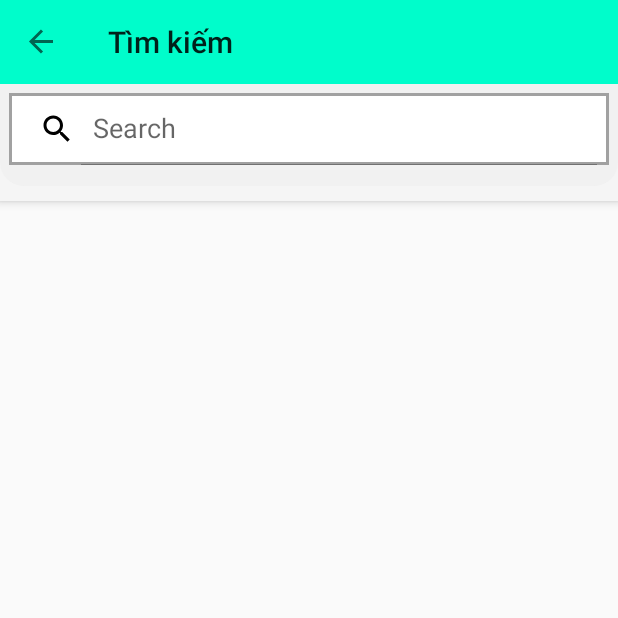
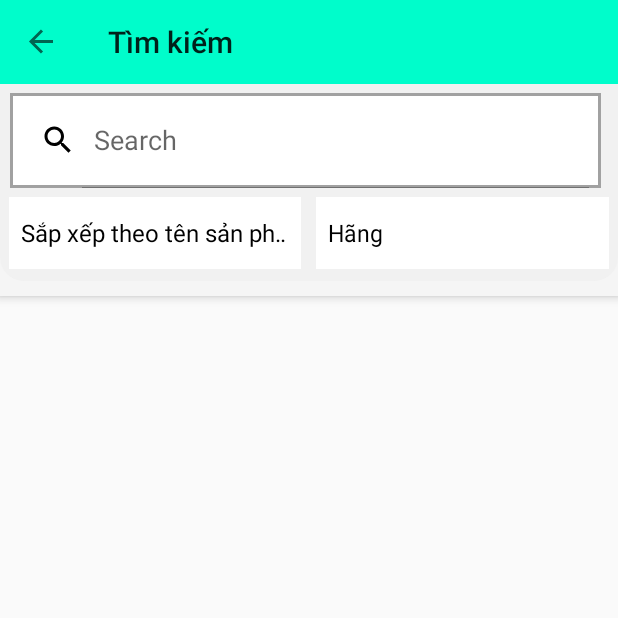
Before and after one commit to CallmeDunno/UngDungMuaDienThoai, an Android app: the SearchFragment screen opened through its navigation route, on a phone screen of 412 x 824 dp, the top half of it. Run offline under Robolectric (Android 15) with nearby library versions, the phone set to English and light mode, and no system bars; our stand-ins replace Firebase (no records; nobody signed in at launch, a user with empty details on screens opened directly), navigation-ui; libraries missing offline, so code that uses them is left out: me.relex.circleindicator; 3 statements that could not run were skipped.

Commit message:
Tien Dung Search

```diff
--- a/app/build.gradle
+++ b/app/build.gradle
@@ -37,6 +37,7 @@ dependencies {
     implementation 'com.google.android.material:material:1.7.0'
     implementation 'androidx.constraintlayout:constraintlayout:2.1.4'
     implementation 'com.google.firebase:firebase-firestore-ktx:24.5.0'
+    implementation 'com.google.firebase:firebase-firestore:24.1.1'
     testImplementation 'junit:junit:4.13.2'
     androidTestImplementation 'androidx.test.ext:junit:1.1.5'
     androidTestImplementation 'androidx.test.espresso:espresso-core:3.5.1'
@@ -56,4 +57,5 @@ dependencies {
     //navigation component
     implementation "androidx.navigation:navigation-fragment:2.5.3"
     implementation "androidx.navigation:navigation-ui:2.5.3"
+    implementation 'com.google.firebase:firebase-firestore:24.1.1'
 }
--- a/app/src/main/java/com/example/qlbdt/fAdapter/SmartphoneSearchAdapter.java
+++ b/app/src/main/java/com/example/qlbdt/fAdapter/SmartphoneSearchAdapter.java
@@ -15,9 +15,11 @@ import androidx.annotation.NonNull;
 import androidx.cardview.widget.CardView;
 import androidx.recyclerview.widget.RecyclerView;
 
+import com.bumptech.glide.Glide;
 import com.example.qlbdt.R;
 import com.example.qlbdt.fInterface.IRecyclerViewOnClick;
 import com.example.qlbdt.fObject.Smartphone;
+import com.example.qlbdt.fObject.User;
 
 import java.util.ArrayList;
 import java.util.List;
--- a/app/src/main/java/com/example/qlbdt/fFragment/Search/SearchFragment.java
+++ b/app/src/main/java/com/example/qlbdt/fFragment/Search/SearchFragment.java
@@ -1,13 +1,47 @@
 package com.example.qlbdt.fFragment.Search;
 
+import android.content.ClipData;
+import android.database.Cursor;
 import android.os.Bundle;
+import android.util.Log;
 import android.view.LayoutInflater;
 import android.view.View;
 import android.view.ViewGroup;
+import android.widget.AdapterView;
+import android.widget.ArrayAdapter;
+import android.widget.ProgressBar;
+import android.widget.Spinner;
 
+import androidx.annotation.NonNull;
+import androidx.annotation.Nullable;
+import androidx.appcompat.widget.SearchView;
 import androidx.fragment.app.Fragment;
+import androidx.recyclerview.widget.LinearLayoutManager;
+import androidx.recyclerview.widget.RecyclerView;
 
 import com.example.qlbdt.R;
+import com.example.qlbdt.fActivity.HomeActivity;
+import com.example.qlbdt.fAdapter.SmartPhoneSearchAdapter2;
+import com.example.qlbdt.fAdapter.SmartphoneSearchAdapter;
+import com.example.qlbdt.fObject.Smartphone;
+import com.example.qlbdt.fObject.User2;
+import com.google.android.gms.tasks.OnCompleteListener;
+import com.google.android.gms.tasks.OnSuccessListener;
+import com.google.android.gms.tasks.Task;
+import com.google.firebase.firestore.CollectionReference;
+import com.google.firebase.firestore.DocumentChange;
+import com.google.firebase.firestore.EventListener;
+import com.google.firebase.firestore.FirebaseFirestore;
+import com.google.firebase.firestore.FirebaseFirestoreException;
+import com.google.firebase.firestore.Query;
+import com.google.firebase.firestore.QueryDocumentSnapshot;
+import com.google.firebase.firestore.QuerySnapshot;
+import com.google.firebase.firestore.remote.WatchChange;
+import com.google.firebase.ktx.Firebase;
+
+import java.util.ArrayList;
+import java.util.Collections;
+import java.util.List;
 
 /**
  * Tiến Dũng
@@ -16,15 +50,66 @@ import com.example.qlbdt.R;
  * */
 
 public class SearchFragment extends Fragment {
-
+    RecyclerView recyclerView;
+    ArrayList<User2> user2ArrayList;
+    SmartphoneSearchAdapter searchAdapter;
+    SmartPhoneSearchAdapter2 searchAdapter2;
+    FirebaseFirestore db;
+    Spinner sp_sort, sp_brand;
+    ArrayList<String> sort, brand;
+    ArrayAdapter adapterSort, adapterBrand;
+    private FirebaseFirestore firestore;
     @Override
     public View onCreateView(LayoutInflater inflater, ViewGroup container,
                              Bundle savedInstanceState) {
 
+
         View view = inflater.inflate(R.layout.fragment_search, container, false);
+        recyclerView = view.findViewById(R.id.rcv_fragment_search);
+        recyclerView.setHasFixedSize(true);
+        LinearLayoutManager linearLayoutManager = new LinearLayoutManager(getContext());
+        recyclerView.setLayoutManager(linearLayoutManager);
+        recyclerView.setAdapter(searchAdapter2);
+        db =FirebaseFirestore.getInstance();
+        user2ArrayList= new ArrayList<User2>();
+        searchAdapter2 = new SmartPhoneSearchAdapter2(user2ArrayList);
+        LoadData();
+
+
+
+        sp_sort = view.findViewById(R.id.sp_sort_fragment_search);
+        sort = new ArrayList<>();
+        sort.add("Sắp xếp theo tên sản phẩm");
+        sort.add("Sắp xếp theo giá tăng dần");
+        sort.add("Sắp xếp theo giá giảm dần");
+        adapterSort = new ArrayAdapter(getContext(), androidx.appcompat.R.layout.support_simple_spinner_dropdown_item, sort);
+        sp_sort.setAdapter(adapterSort);
+
+        sp_brand = view.findViewById(R.id.sp_brand_fragment_search);
+        brand = new ArrayList<>();
+        brand.add("Hãng");
+        adapterBrand = new ArrayAdapter(getContext(), androidx.appcompat.R.layout.support_simple_spinner_dropdown_item, brand);
+        sp_brand.setAdapter(adapterBrand);
 
         return view;
     }
+    private void LoadData(){
+        db.collection("Products").orderBy("name", Query.Direction.ASCENDING).addSnapshotListener(new EventListener<QuerySnapshot>() {
+            @Override
+            public void onEvent(@Nullable QuerySnapshot value, @Nullable FirebaseFirestoreException error) {
+                if(error != null){
+                    Log.d( "onEvent: ",error.getMessage());
+                    return;
+                }
+                for (DocumentChange dc : value.getDocumentChanges()){
+                    if (dc.getType() == DocumentChange.Type.ADDED){
+                        user2ArrayList.add(dc.getDocument().toObject(User2.class));
 
+                    }
+                    searchAdapter2.notifyDataSetChanged();
+                }
+            }
+        });
+    }
 
 }
--- a/app/src/main/res/layout/fragment_search.xml
+++ b/app/src/main/res/layout/fragment_search.xml
@@ -14,10 +14,13 @@
 
         <androidx.appcompat.widget.SearchView
             android:id="@+id/sv_fragment_search"
-            android:layout_width="match_parent"
-            android:layout_height="wrap_content"
+            android:layout_width="394dp"
+            android:layout_height="63dp"
             android:layout_alignParentEnd="true"
-            android:layout_margin="6dp"
+            android:layout_marginStart="6dp"
+            android:layout_marginTop="6dp"
+            android:layout_marginEnd="11dp"
+            android:layout_marginBottom="6dp"
             android:background="@drawable/bg_white_boder_gray"
             app:iconifiedByDefault="false"
             app:queryHint="Search"
```
Also changed, not shown: app/src/main/java/com/example/qlbdt/fAdapter/SmartPhoneSearchAdapter2.java (added, +63 -0 lines), app/src/main/java/com/example/qlbdt/fObject/User2.java (added, +43 -0 lines), app/src/main/res/layout/item_rcv_search_fragment.xml (+0 -8 lines).
